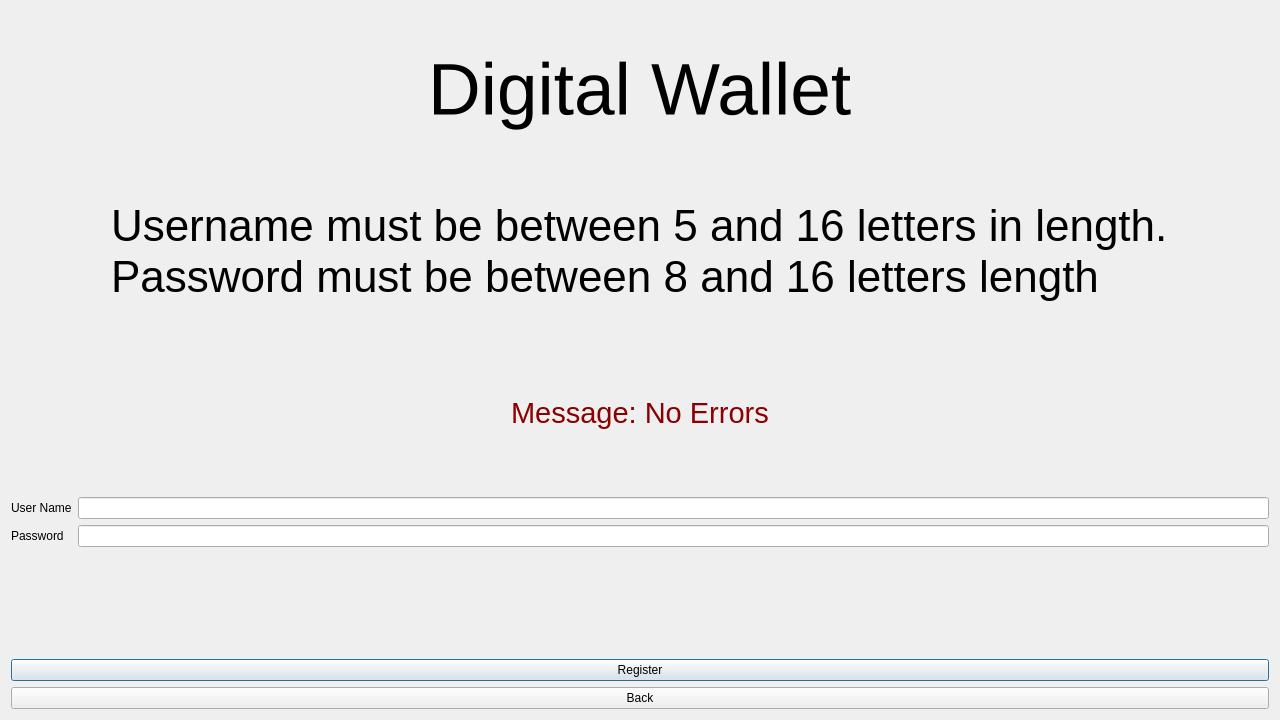
Above: Ds_project/registerwindow.ui from mohamed-khalid-gamal/Ds_Project before the change. Below: the same form after it.
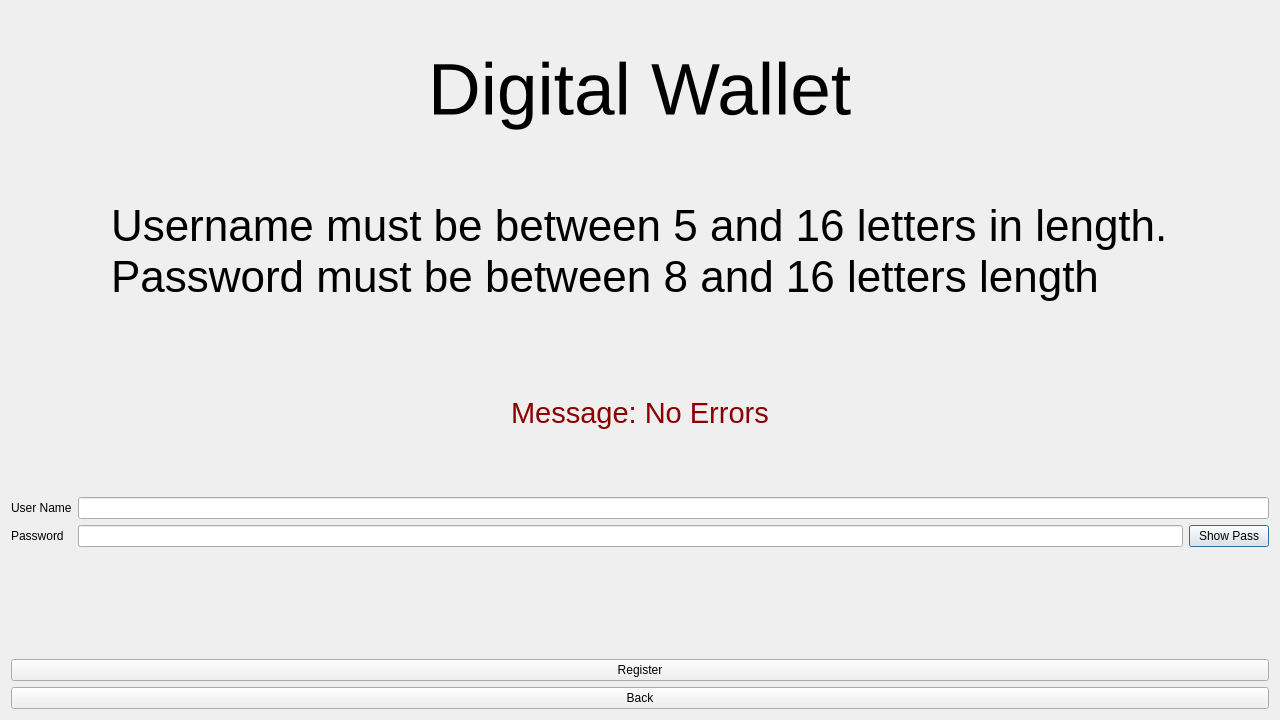
That is the form after the change.

```diff
--- a/Ds_project/registerwindow.ui
+++ b/Ds_project/registerwindow.ui
@@ -89,7 +89,22 @@
       </widget>
      </item>
      <item row="1" column="1">
-      <widget class="QLineEdit" name="lineEdit_2"/>
+      <layout class="QHBoxLayout" name="horizontalLayout">
+       <item>
+        <widget class="QLineEdit" name="lineEdit_2">
+         <property name="echoMode">
+          <enum>QLineEdit::Password</enum>
+         </property>
+        </widget>
+       </item>
+       <item>
+        <widget class="QPushButton" name="pushButton">
+         <property name="text">
+          <string>Show Pass</string>
+         </property>
+        </widget>
+       </item>
+      </layout>
      </item>
     </layout>
    </item>
```
